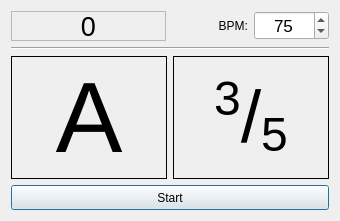
This is TransformTrainer.ui in buzzySmile/transformtrainer as Qt 5 draws it before an edit. The edited form follows.
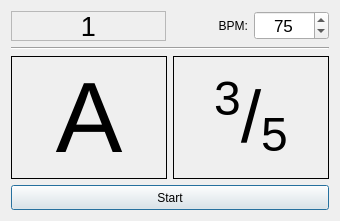
This is the edited form. Icons and pictures are not drawn.

Diff of the .ui file:
```diff
--- a/TransformTrainer.ui
+++ b/TransformTrainer.ui
@@ -58,7 +58,7 @@
         <number>1</number>
        </property>
        <property name="text">
-        <string>0</string>
+        <string>1</string>
        </property>
        <property name="alignment">
         <set>Qt::AlignCenter</set>
```
